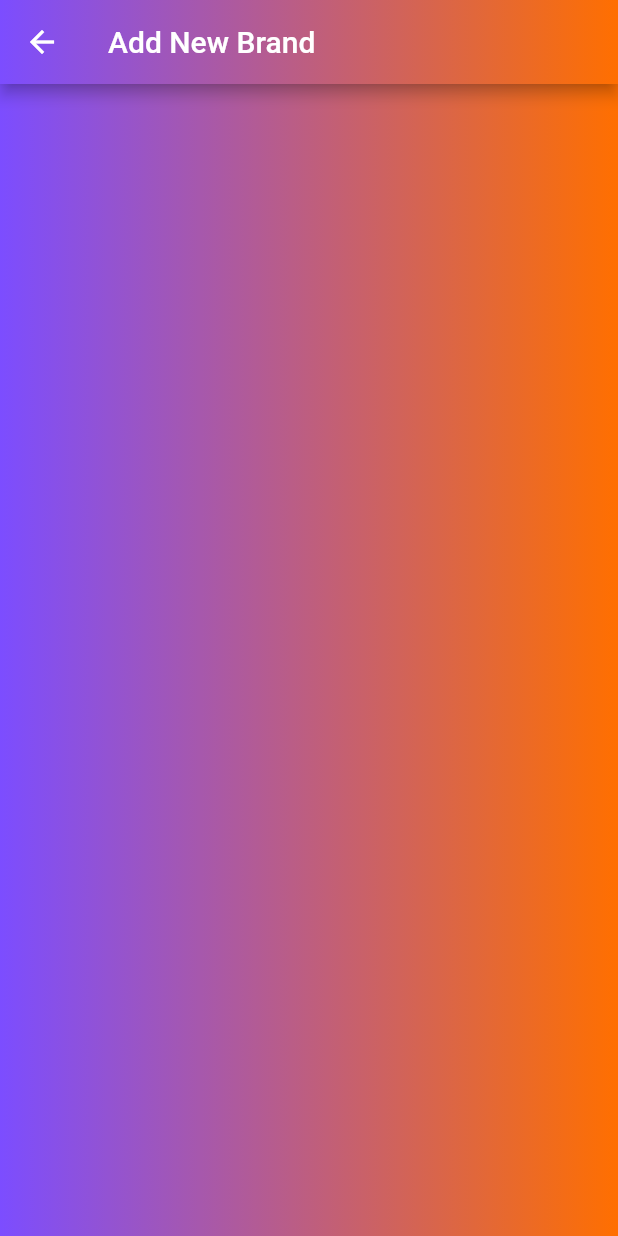
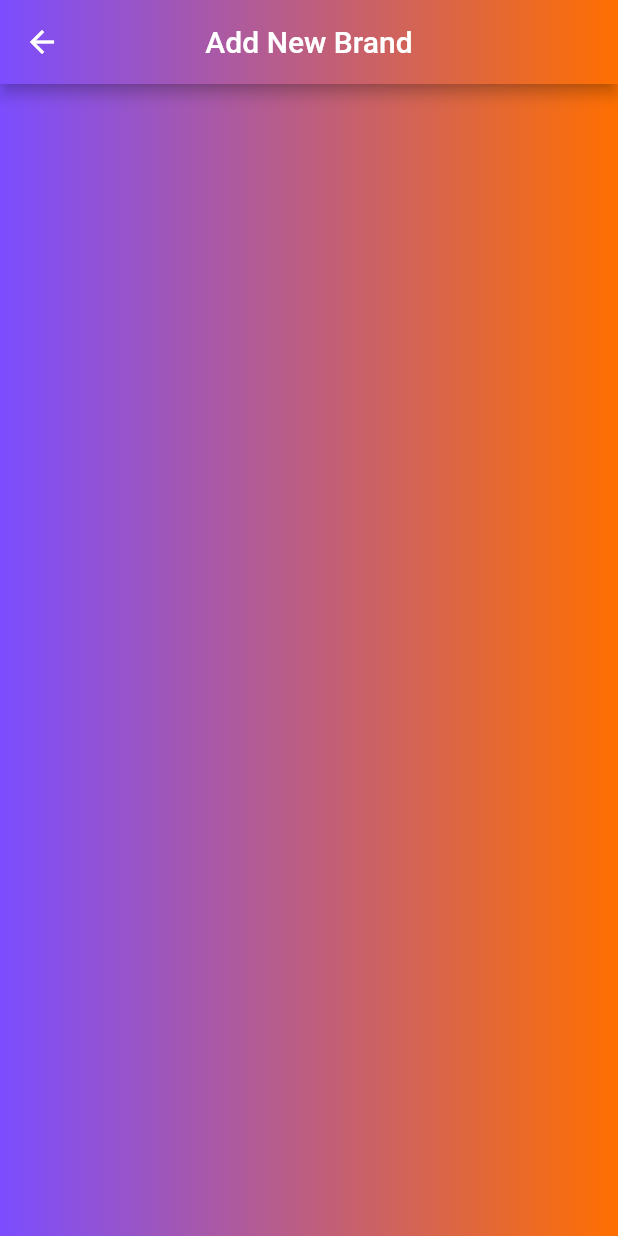
Before and after one commit to Devsaci/sellers_app, a Flutter app: the UploadBrandsScreen screen opened directly, on a phone screen of 412 x 824 dp. Run offline on Flutter 3.47's test engine with Material 2 defaults, Android fonts, the phone set to English and light mode, and no system bars; our stand-ins replace cloud_firestore, firebase_auth, firebase_core, firebase_storage, fluttertoast, image_picker and 1 more; accounts and stored records are empty.

Commit message:
centerTitle: true,

```diff
--- a/lib/brandsScreens/upload_brands_screen.dart
+++ b/lib/brandsScreens/upload_brands_screen.dart
@@ -18,7 +18,8 @@ class _UploadBrandsScreenStateState extends State<UploadBrandsScreen> {
   Scaffold defaultScreen() {
     return Scaffold(
       appBar: AppBar(
-      flexibleSpace: Container( decoration: BoxDecoration(
+        flexibleSpace: Container(
+            decoration: BoxDecoration(
           gradient: LinearGradient(
             colors: [
               Colors.deepPurpleAccent.shade200,
@@ -29,10 +30,9 @@ class _UploadBrandsScreenStateState extends State<UploadBrandsScreen> {
             stops: const [0.0, 1.0],
             tileMode: TileMode.clamp,
           ),
-      ),),
-      title: const Text(
-          "Add New Brand"
-      ),
+        )),
+        title: const Text("Add New Brand"),
+        centerTitle: true,
       ),
       body: Container(
         decoration: BoxDecoration(
```
Lines whose indentation alone changed are shown as unchanged.
